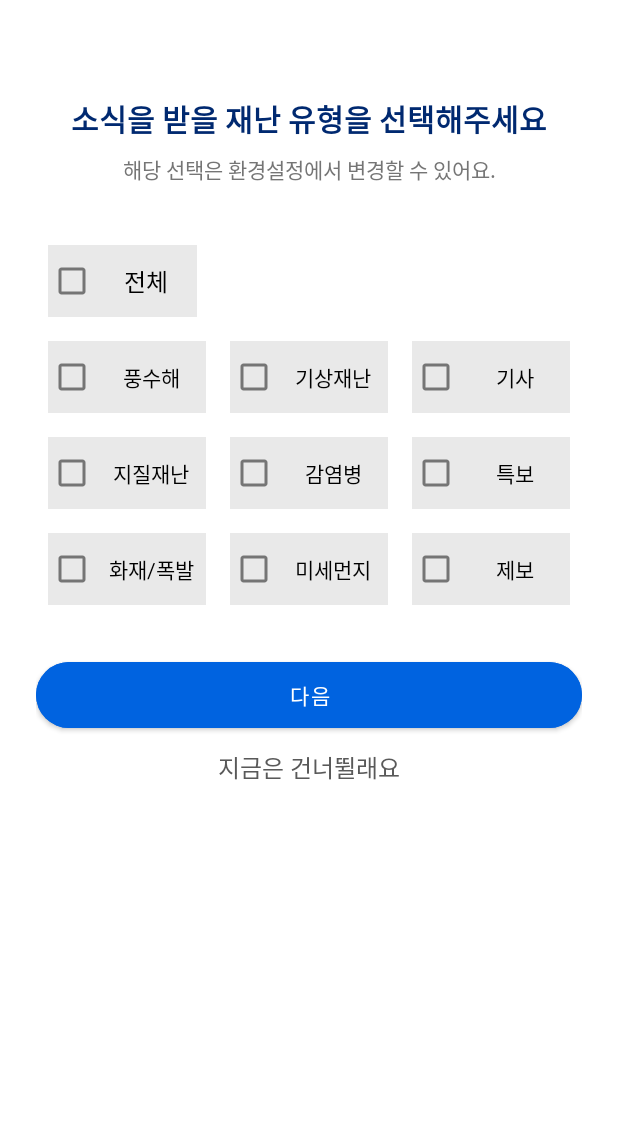
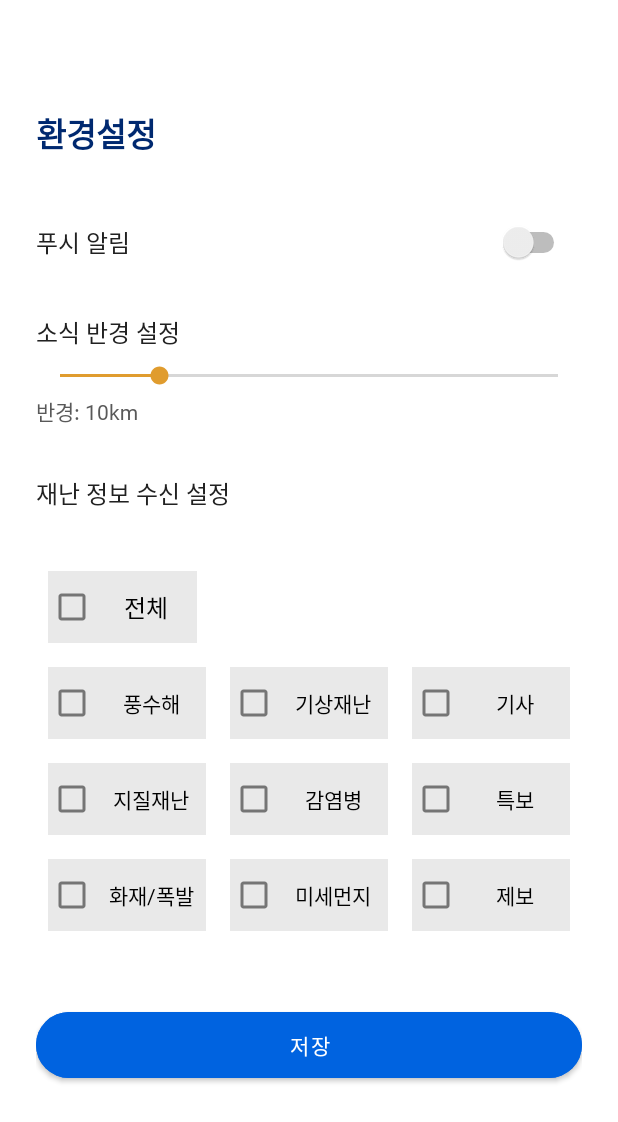
Before and after one commit to princessuh/kotlin-disaster-alarm-project, an Android app: the layout activity_settings.xml on its own in the app's theme, with its tools: preview values and no code run, on a phone screen of 412 x 824 dp. Shown: the top 1122 px of the screen. Run offline under Robolectric (Android 15) with nearby library versions, the phone set to English and light mode, and no system bars.

Commit message:
feat: 환경설정 레이아웃 생성
- 환경설정 레이아웃의 LinearLayout에 ID 추가
  (layout_push_notification, layout_news_radius)
- Switch 터치 타겟 크기 최소 48dp로 하여 접근성 개선

```diff
--- a/app/src/main/res/layout/activity_disaster_selection.xml
+++ b/app/src/main/res/layout/activity_settings.xml
@@ -1,41 +1,109 @@
 <?xml version="1.0" encoding="utf-8"?>
-<androidx.constraintlayout.widget.ConstraintLayout xmlns:android="http://schemas.android.com/apk/res/android"
+<androidx.constraintlayout.widget.ConstraintLayout
+    xmlns:android="http://schemas.android.com/apk/res/android"
     xmlns:app="http://schemas.android.com/apk/res-auto"
     xmlns:tools="http://schemas.android.com/tools"
     android:layout_width="match_parent"
     android:layout_height="match_parent"
+    android:padding="24dp"
     android:background="@color/white"
-    android:padding="24dp"
-    tools:context=".DisasterSelectionActivity">
+    tools:context=".SettingsActivity">
 
     <!-- 제목 -->
     <TextView
-        android:id="@+id/tv_title"
+        android:id="@+id/tv_settings_title"
         android:layout_width="wrap_content"
         android:layout_height="wrap_content"
-        android:layout_marginTop="40dp"
-        android:text="@string/disaster_selection_title"
+        android:text="환경설정"
+        android:textSize="22sp"
+        android:textStyle="bold"
         android:textColor="@color/blue_90"
-        android:textSize="20sp"
-        android:textStyle="bold"
+        app:layout_constraintTop_toTopOf="parent"
+        app:layout_constraintStart_toStartOf="parent"
+        android:layout_marginTop="48dp"/>
+
+    <!-- 푸시 알림 설정 -->
+    <LinearLayout
+        android:id="@+id/layout_push_notification"
+        android:layout_width="match_parent"
+        android:layout_height="wrap_content"
+        android:orientation="horizontal"
+        android:gravity="center_vertical"
+        app:layout_constraintTop_toBottomOf="@id/tv_settings_title"
+        app:layout_constraintStart_toStartOf="parent"
         app:layout_constraintEnd_toEndOf="parent"
+        android:layout_marginTop="32dp">
+
+        <TextView
+            android:id="@+id/tv_push_notification"
+            android:layout_width="0dp"
+            android:layout_height="wrap_content"
+            android:text="푸시 알림"
+            android:textSize="16sp"
+            android:textColor="@color/grey_90"
+            android:layout_weight="1"/>
+
+        <Switch
+            android:id="@+id/switch_push"
+            android:layout_width="wrap_content"
+            android:layout_height="wrap_content"
+            android:minWidth="48dp"
+            android:minHeight="48dp"
+            android:padding="8dp"/>
+
+    </LinearLayout>
+
+    <!-- 소식 반경 설정 -->
+    <LinearLayout
+        android:id="@+id/layout_news_radius"
+        android:layout_width="match_parent"
+        android:layout_height="wrap_content"
+        android:orientation="vertical"
+        app:layout_constraintTop_toBottomOf="@id/layout_push_notification"
         app:layout_constraintStart_toStartOf="parent"
-        app:layout_constraintTop_toTopOf="parent" />
+        app:layout_constraintEnd_toEndOf="parent"
+        android:layout_marginTop="24dp">
 
-    <!-- 설명 -->
+        <TextView
+            android:id="@+id/tv_news_radius"
+            android:layout_width="wrap_content"
+            android:layout_height="wrap_content"
+            android:text="소식 반경 설정"
+            android:textSize="16sp"
+            android:textColor="@color/grey_90"/>
+
+        <SeekBar
+            android:id="@+id/seekbar_radius"
+            android:layout_width="match_parent"
+            android:layout_height="wrap_content"
+            android:max="50"
+            android:progress="10"
+            android:layout_marginTop="8dp"/>
+
+        <TextView
+            android:id="@+id/tv_radius_value"
+            android:layout_width="wrap_content"
+            android:layout_height="wrap_content"
+            android:text="반경: 10km"
+            android:textSize="14sp"
+            android:textColor="@color/grey_70"
+            android:layout_marginTop="4dp"/>
+    </LinearLayout>
+
+    <!-- 재난정보 수신 설정 -->
+
+    <!-- 전체 선택 체크박스 -->
     <TextView
-        android:id="@+id/tv_subtitle"
+        android:id="@+id/tv_disaster_alert"
         android:layout_width="wrap_content"
         android:layout_height="wrap_content"
-        android:layout_marginTop="8dp"
-        android:text="@string/disaster_selection_subtitle"
-        android:textColor="@color/grey_60"
-        android:textSize="14sp"
-        app:layout_constraintEnd_toEndOf="parent"
+        android:layout_marginTop="32dp"
+        android:text="재난 정보 수신 설정"
+        android:textColor="@color/grey_90"
+        android:textSize="16sp"
         app:layout_constraintStart_toStartOf="parent"
-        app:layout_constraintTop_toBottomOf="@id/tv_title" />
+        app:layout_constraintTop_toBottomOf="@id/layout_news_radius" />
 
-    <!-- 전체 선택 체크박스 -->
     <CheckBox
         android:id="@+id/cb_all"
         android:layout_width="99dp"
@@ -47,11 +115,10 @@
         android:text="@string/checkbox_all"
         android:textSize="16sp"
         app:layout_constraintStart_toStartOf="parent"
-        app:layout_constraintTop_toBottomOf="@id/tv_subtitle" />
+        app:layout_constraintTop_toBottomOf="@id/tv_disaster_alert" />
 
-    <!-- 체크박스 그룹 -->
     <androidx.gridlayout.widget.GridLayout
-        android:id="@+id/grid_checkbox_group"
+        android:id="@+id/grid_disaster_types"
         android:layout_width="match_parent"
         android:layout_height="wrap_content"
         android:layout_gravity="center"
@@ -161,31 +228,17 @@
             app:layout_constraintTop_toBottomOf="@id/tv_subtitle" />
     </androidx.gridlayout.widget.GridLayout>
 
-    <!-- 다음 버튼 (.-->
+    <!-- 저장 버튼 -->
     <com.google.android.material.button.MaterialButton
-        android:id="@+id/btn_complete"
+        android:id="@+id/btn_save"
         android:layout_width="0dp"
         android:layout_height="56dp"
-        android:text="@string/next"
+        android:text="저장"
         android:backgroundTint="@color/blue_60"
         android:textColor="@color/white"
         app:cornerRadius="24dp"
-        app:layout_constraintTop_toBottomOf="@id/grid_checkbox_group"
+        app:layout_constraintTop_toBottomOf="@id/grid_disaster_types"
         app:layout_constraintStart_toStartOf="parent"
         app:layout_constraintEnd_toEndOf="parent"
-        android:layout_marginTop="24dp"/>
-
-    <!-- 건너뛰기 버튼 -->
-    <TextView
-        android:id="@+id/tv_skip"
-        android:layout_width="wrap_content"
-        android:layout_height="wrap_content"
-        android:layout_marginTop="8dp"
-        android:text="@string/btn_skip"
-        android:textColor="@color/grey_70"
-        android:textSize="16sp"
-        app:layout_constraintEnd_toEndOf="parent"
-        app:layout_constraintStart_toStartOf="parent"
-        app:layout_constraintTop_toBottomOf="@id/btn_complete" />
-
+        android:layout_marginTop="40dp"/>
 </androidx.constraintlayout.widget.ConstraintLayout>
```
Also changed, not shown: app/src/main/java/com/example/disasteralert/SettingsActivity.kt (+78 -1 lines).
